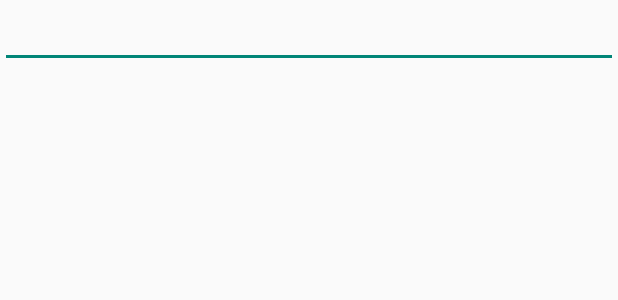
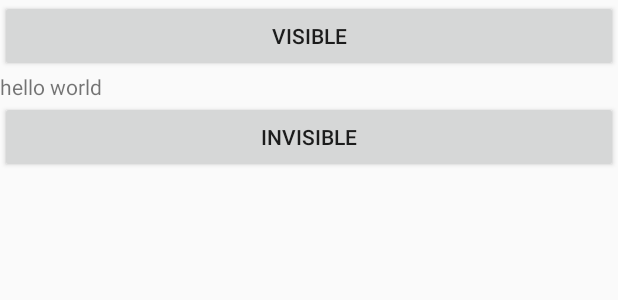
Before and after one commit to tomlittlekim/Android-Project, an Android app: the layout activity_main.xml on its own in the app's theme, with its tools: preview values and no code run, on a phone screen of 412 x 824 dp. Shown: the top 300 px of the screen. Run offline under Robolectric (Android 15) with nearby library versions, the phone set to English and light mode, and no system bars.

Commit message:
[Add] 뷰 바인딩 구현해보기, 뷰 바인딩 예외 XML 구현해보기

```diff
--- a/app/build.gradle.kts
+++ b/app/build.gradle.kts
@@ -6,6 +6,8 @@ plugins {
 android {
     namespace = "com.nathen.androidlab"
     compileSdk = 35
+
+    viewBinding.isEnabled = true
 
     defaultConfig {
         applicationId = "com.nathen.androidlab"
--- a/app/src/main/res/layout/activity_main.xml
+++ b/app/src/main/res/layout/activity_main.xml
@@ -3,8 +3,19 @@
   android:layout_width="match_parent"
   android:layout_height="match_parent"
   android:orientation="vertical">
-  <EditText
+  <Button
+    android:id="@+id/visibleBtn"
     android:layout_width="match_parent"
     android:layout_height="wrap_content"
-    android:inputType="phone" />
+    android:text="visible" />
+  <TextView
+    android:id="@+id/targetView"
+    android:layout_width="match_parent"
+    android:layout_height="wrap_content"
+    android:text="hello world" />
+  <Button
+    android:id="@+id/invisibleBtn"
+    android:layout_width="match_parent"
+    android:layout_height="wrap_content"
+    android:text="invisible" />
 </LinearLayout>
```
Also changed, not shown: app/src/main/java/com/nathen/androidlab/MainActivity.kt (+15 -5 lines), app/src/main/res/layout/ignore_binding.xml (added, +8 -0 lines).
